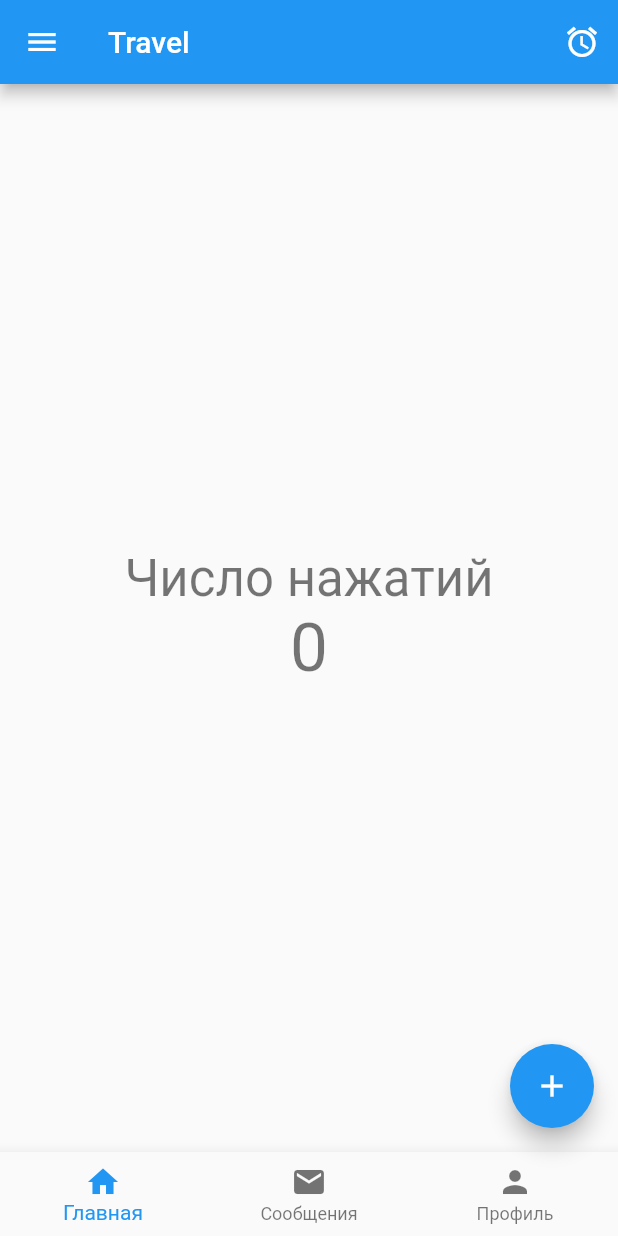
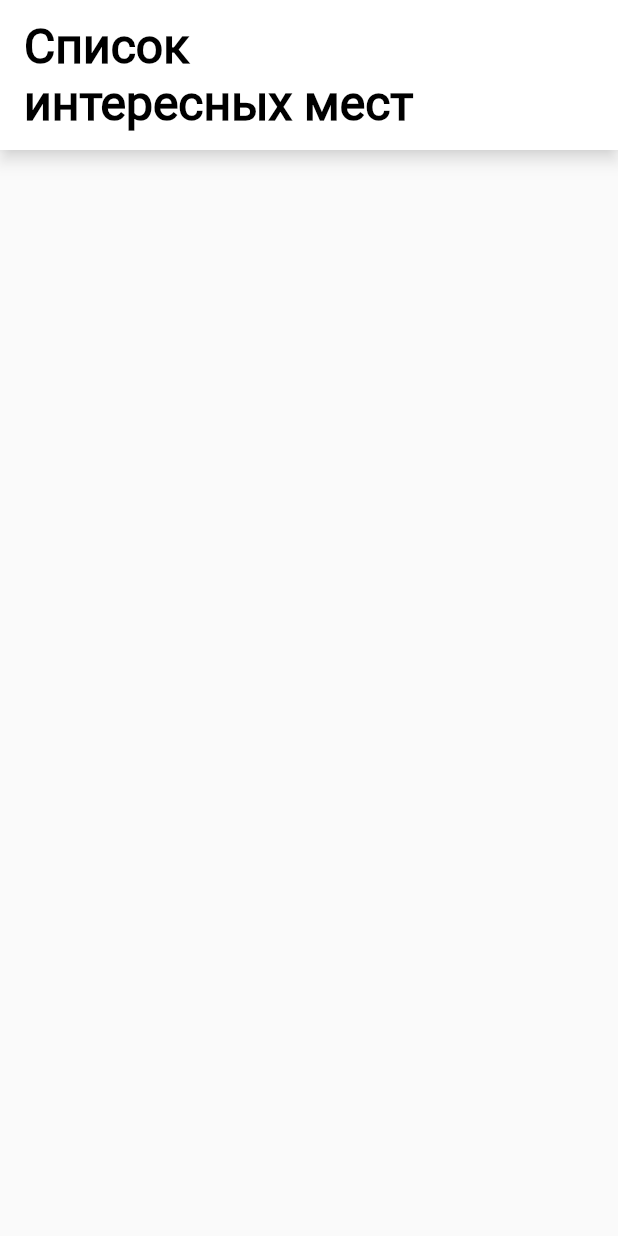
Before and after one commit to goober-cripto/surf-flutter-course-Vasenev, a Flutter app: the screen it shows after launch, on a phone screen of 412 x 824 dp. Run offline on Flutter 3.47's test engine with Material 2 defaults, Android fonts, the phone set to English and light mode, and no system bars; our stand-ins replace flutter_svg.

Commit message:
TextAlign

```diff
--- a/lib/ul/screen/sight_list_screen.dart
+++ b/lib/ul/screen/sight_list_screen.dart
@@ -17,65 +17,17 @@ class _SightListScreenState extends State<SightListScreen> {
   @override
   Widget build(BuildContext context) {
     return Scaffold(
-      body: Center(
-        child: Column(
-          mainAxisAlignment: MainAxisAlignment.center,
-          children: <Widget>[
-            Text(
-              'Число нажатий',
-              style: Theme.of(context).textTheme.headline4,
-            ),
-            Text(
-              '$_count',
-              style: Theme.of(context).textTheme.headline3,
-            )
-          ],
-        ),
-      ),
-      drawer: Container(
-        width: 270,
-        color: Colors.green,
-        child: Column(
-          crossAxisAlignment: CrossAxisAlignment.stretch,
-          children: [
-            DrawerHeader(
-              child: Text('DrawerHeader'),
-              decoration: BoxDecoration(color: Colors.blue),
-            ),
-            ListTile(
-              title: Text("Title 1"),
-            ),
-            ListTile(
-              title: Text("Title 2"),
-            ),
-          ],
-        ),
-      ),
       appBar: AppBar(
-        title: Text('Travel'),
-        actions: [
-          IconButton(icon: Icon(Icons.alarm), onPressed: _incrementCounter)
-        ],
-      ),
-      floatingActionButton: FloatingActionButton(
-        onPressed: _incrementCounter,
-        child: Icon(Icons.add),
-      ),
-      bottomNavigationBar: BottomNavigationBar(
-        items: [
-          BottomNavigationBarItem(
-            icon: Icon(Icons.home),
-            title: Text('Главная'),
-          ),
-          BottomNavigationBarItem(
-            icon: Icon(Icons.mail),
-            title: Text('Сообщения'),
-          ),
-          BottomNavigationBarItem(
-            icon: Icon(Icons.person),
-            title: Text('Профиль'),
-          ),
-        ],
+        title: Text('Список\nинтересных мест',
+            textAlign: TextAlign.left,
+            style: TextStyle(
+                color: Colors.black,
+                fontSize: 32,
+                fontWeight: FontWeight.w700,
+                fontFamily: 'Roboto-Regular')),
+        backgroundColor: Colors.white,
+        shadowColor: Colors.white,
+        toolbarHeight: 100,
       ),
     );
   }
--- a/pubspec.yaml
+++ b/pubspec.yaml
@@ -24,5 +24,7 @@ dev_dependencies:
 flutter:
   uses-material-design: true
 
-  assets:
-    - res/Roboto/
+  fonts:
+   - family: Roboto-Regular
+     fonts:
+       - asset: res/Roboto/Roboto-Regular.ttf
```
